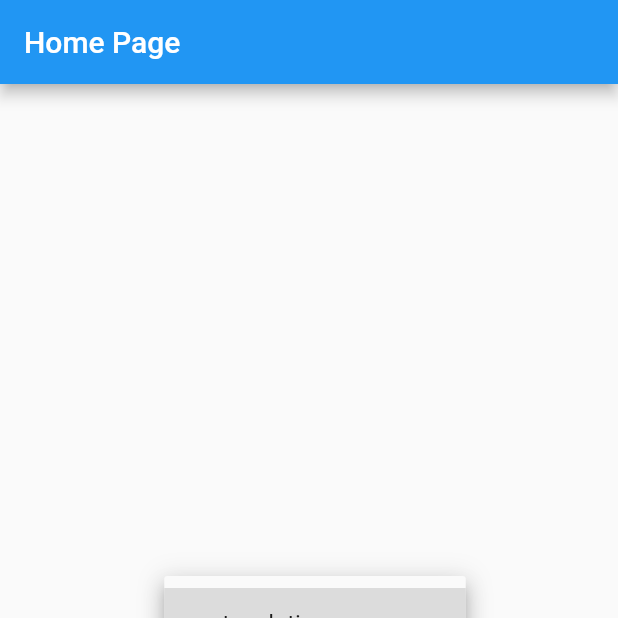
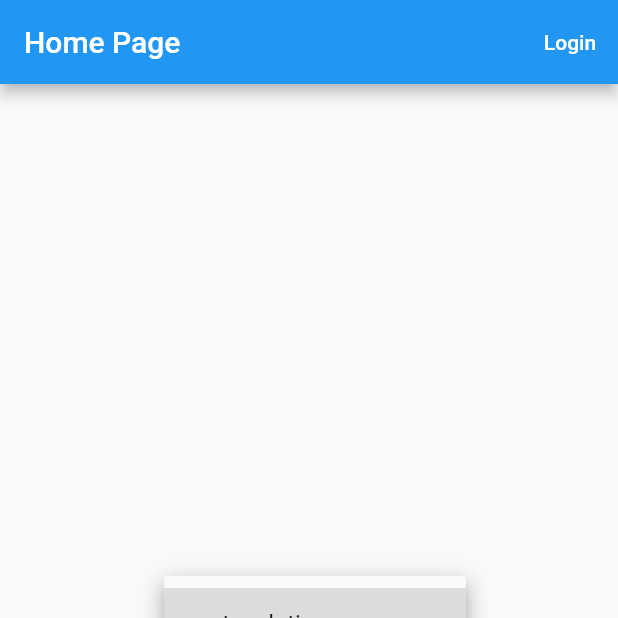
Before and after one commit to Aaqib-kk/Multi-Page_Flutter_Website_Template, a Flutter app: the screen it shows after launch, after a tap on the "arrow drop down" icon, on a phone screen of 412 x 824 dp, the top half of it. Run offline on Flutter 3.47's test engine with Material 2 defaults, Android fonts, the phone set to English and light mode, and no system bars; missing offline and left inert: dart:html.

```diff
--- a/lib/main.dart
+++ b/lib/main.dart
@@ -1,8 +1,11 @@
 import 'package:flutter/material.dart';
+import 'package:flutter/rendering.dart';
 import 'package:my_website/view/home.dart';
 
 void main() {
   runApp(MyApp());
+  //remove debug banner
+  debugPaintSizeEnabled = false;
 }
 
 final RouteObserver<PageRoute> routeObserver = RouteObserver<PageRoute>();
--- a/lib/view/home.dart
+++ b/lib/view/home.dart
@@ -4,6 +4,7 @@ import 'package:my_website/repository/repository.dart';
 import 'dart:html' as html;
 
 import 'package:my_website/view/event_page.dart';
+import 'package:my_website/view/login-view.dart';
 
 class MyRouterDelegate extends RouterDelegate<PageConfiguration>
     with ChangeNotifier, PopNavigatorRouterDelegateMixin<PageConfiguration> {
@@ -131,6 +132,23 @@ class _HomePageState extends State<HomePage> with RouteAware {
     return Scaffold(
       appBar: AppBar(
         title: Text('Home Page'),
+        actions: [
+          // Add the login button at the top of the home page
+          TextButton(
+            onPressed: () {
+              Navigator.push(
+                context,
+                MaterialPageRoute(
+                    builder: (context) =>
+                        LoginPage()), // Navigate to the login page
+              );
+            },
+            child: Text(
+              'Login',
+              style: TextStyle(color: Colors.white),
+            ),
+          ),
+        ],
       ),
       body: Center(
         child: Column(
```
Also changed, not shown: lib/view/login-view.dart (added, +39 -0 lines).
